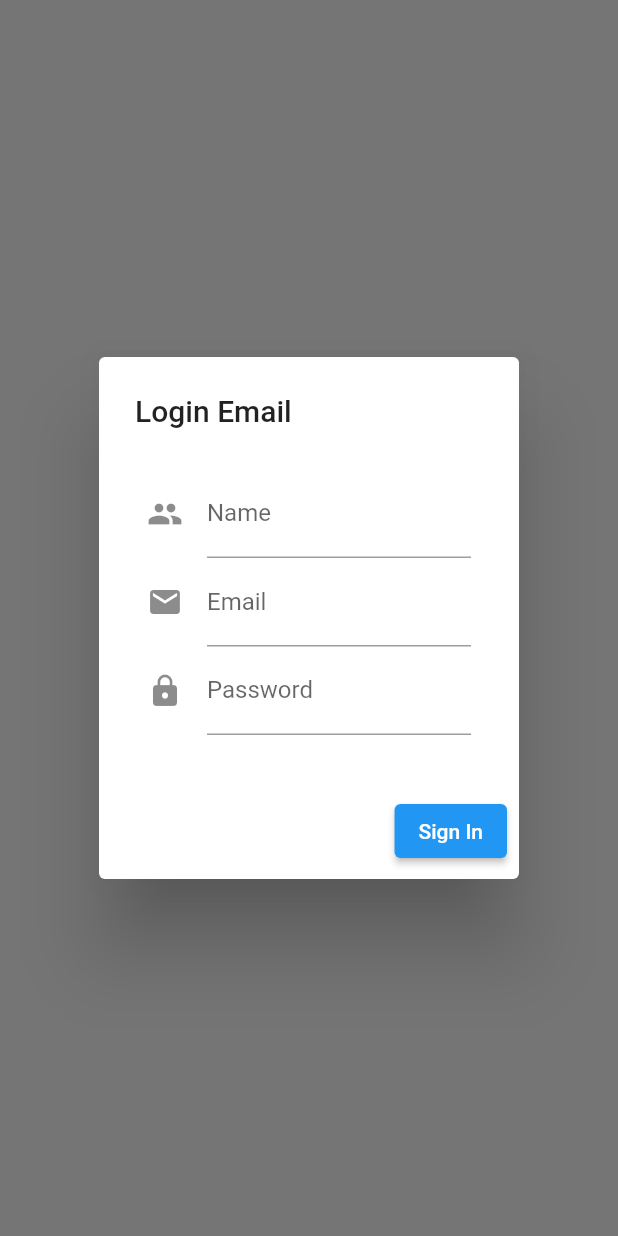
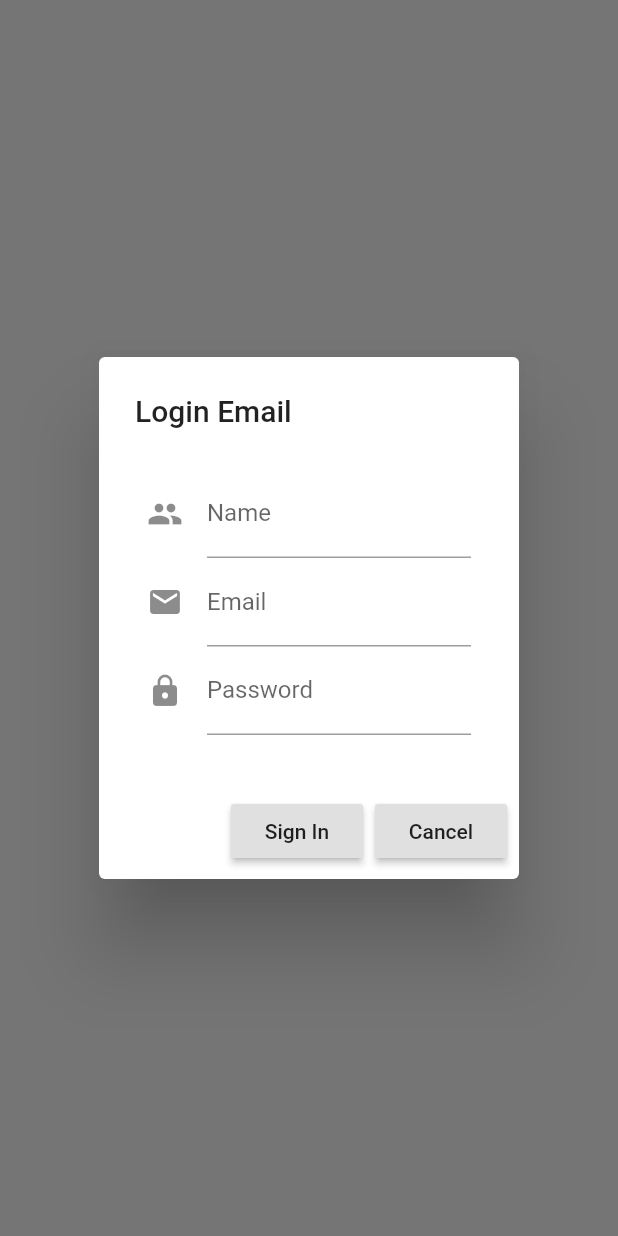
Before and after one commit to DindaRizkiHidayah/firebase, a Flutter app: the screen it shows after launch, after a tap on "Sign in with Email", on a phone screen of 412 x 824 dp. Run offline on Flutter 3.47's test engine with Material 2 defaults, Android fonts, the phone set to English and light mode, and no system bars; our stand-ins replace firebase_auth, firebase_core, google_sign_in; accounts and stored records are empty.

Commit message:
Add files via upload

```diff
--- a/lib/login_page.dart
+++ b/lib/login_page.dart
@@ -118,7 +118,7 @@ class _LoginPageState extends State<LoginPage> {
                 ),
               ),
               actions: [
-                ElevatedButton(
+                RaisedButton(
                     child: Text("Sign In"),
                     onPressed: () {
                       String userName = nameController.text;
@@ -143,6 +143,11 @@ class _LoginPageState extends State<LoginPage> {
                       );
                     },
                   ),
+                RaisedButton(
+                  child: Text("Cancel"),
+                  onPressed: (){
+                    Navigator.pop(context);
+                })
               ],
             );
           },
```
Lines whose indentation alone changed are shown as unchanged.
